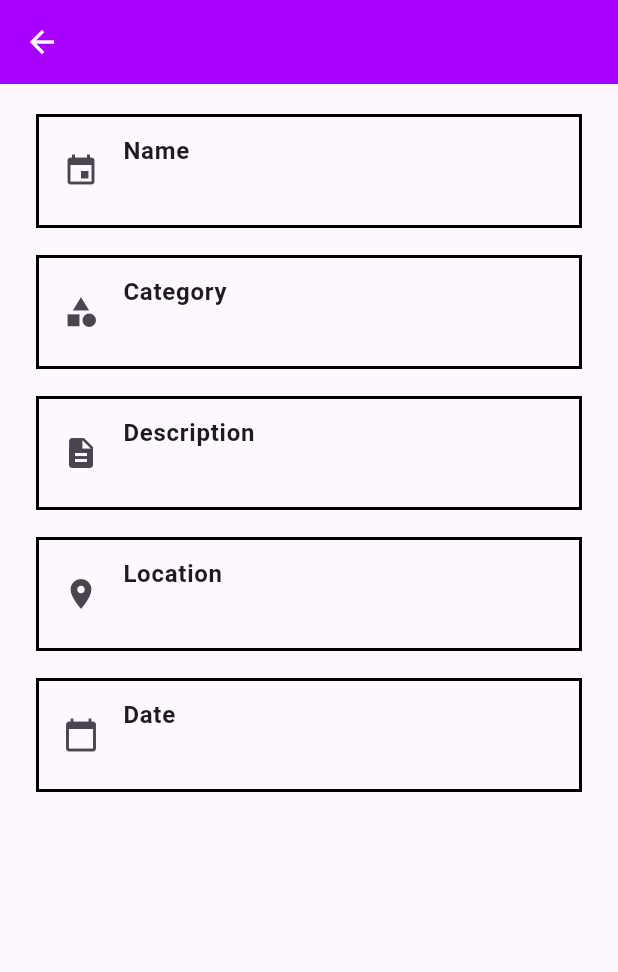
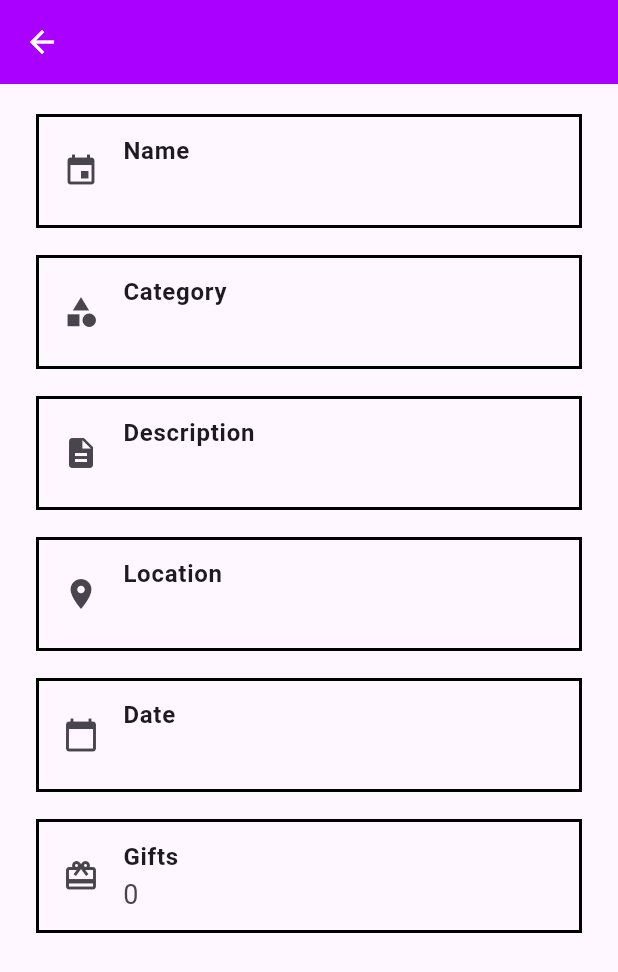
Before and after one commit to ShadyGirgis79/Hedieaty-Mobile-App, a Flutter app: the FriendsEventDetailsPage screen opened directly with empty values, on a phone screen of 412 x 824 dp. Shown: the top 972 px of the screen. Run offline on Flutter 3.47's test engine with Material 3 defaults, Android fonts, the phone set to English and light mode, and no system bars; our stand-ins replace connectivity_plus, firebase_auth, firebase_core, firebase_database, firebase_storage, image_picker and 1 more; accounts and stored records are empty.

Commit message:
Adding gift container in events details pages

```diff
--- a/lib/Events/FriendEvents/FriendsEventDetailsPage.dart
+++ b/lib/Events/FriendEvents/FriendsEventDetailsPage.dart
@@ -19,6 +19,7 @@ class _FriendsEventDetailsPageState extends State<FriendsEventDetailsPage> {
   late String Location;
   late String Status;
   late String Date;
+  late int giftsNumber;
   late int eventId;
 
   @override
@@ -32,6 +33,7 @@ class _FriendsEventDetailsPageState extends State<FriendsEventDetailsPage> {
     Status = widget.event.status;
     Date = widget.event.date;
     eventId = widget.event.id!;
+    giftsNumber = widget.event.gifts.length;
   }
 
   @override
@@ -52,6 +54,8 @@ class _FriendsEventDetailsPageState extends State<FriendsEventDetailsPage> {
             child: SingleChildScrollView(
               child: Column(
                 children: [
+
+                  //Container for Name
                   Container(
                     decoration:BoxDecoration(
                       //color: Colors.white,
@@ -77,6 +81,7 @@ class _FriendsEventDetailsPageState extends State<FriendsEventDetailsPage> {
 
                   const SizedBox(height: 10),
 
+                  //Container of Category
                   Container(
                     decoration:BoxDecoration(
                       //color: Colors.white,
@@ -128,6 +133,7 @@ class _FriendsEventDetailsPageState extends State<FriendsEventDetailsPage> {
 
                   const SizedBox(height: 10),
 
+                  //Container of location
                   Container(
                     decoration:BoxDecoration(
                       //color: Colors.white,
@@ -153,6 +159,7 @@ class _FriendsEventDetailsPageState extends State<FriendsEventDetailsPage> {
 
                   const SizedBox(height: 10),
 
+                  //Container of Date
                   Container(
                     decoration: BoxDecoration(
                       border: Border.all(
@@ -177,6 +184,35 @@ class _FriendsEventDetailsPageState extends State<FriendsEventDetailsPage> {
                       leading: const Icon(Icons.calendar_today),
                     ),
                   ),
+
+                  const SizedBox(height: 10),
+
+                  //Container of Gifts
+                  Container(
+                    decoration: BoxDecoration(
+                      border: Border.all(
+                        color: Colors.black,
+                        width: 2.0,
+                      ),
+                    ),
+                    margin: const EdgeInsets.symmetric(vertical: 4.0, horizontal: 8.0),
+                    child: ListTile(
+                      title: const Text(
+                        "Gifts",
+                        style: TextStyle(
+                          fontWeight: FontWeight.bold,
+                        ),
+                      ),
+                      subtitle: Text(
+                        "${giftsNumber}",
+                        style: const TextStyle(
+                          fontSize: 18,
+                        ),
+                      ),
+                      leading: const Icon(Icons.card_giftcard),
+                    ),
+                  ),
+
                   const SizedBox(height: 60),
                 ],
               ),
--- a/lib/Events/MyEvents/MyEventsPage.dart
+++ b/lib/Events/MyEvents/MyEventsPage.dart
@@ -2,6 +2,7 @@ import 'package:firebase_auth/firebase_auth.dart';
 import 'package:flutter/material.dart';
 import 'package:hedieaty/Controller/EventController.dart';
 import 'package:hedieaty/Controller/Functions/ShowMessage.dart';
+import 'package:hedieaty/Controller/GiftController.dart';
 import 'package:hedieaty/Events/MyEvents/AddEventPage.dart';
 import 'package:hedieaty/Events/MyEvents/MyEventDetailsPage.dart';
 import 'package:hedieaty/Gifts/MyGifts/MyGiftsPage.dart';
@@ -18,6 +19,7 @@ class _MyEventPageState extends State<MyEventPage> {
   final String currentUserID = FirebaseAuth.instance.currentUser!.uid;
   final EventController eventController = EventController();
   TextEditingController searchController = TextEditingController();
+  final GiftController giftController = GiftController();
   List<Event> events = [];
   List<Event> filteredEvents = [];
   String sortBy = 'name';
@@ -36,7 +38,17 @@ class _MyEventPageState extends State<MyEventPage> {
       filteredEvents = fetchedEvents ?? []; // Initially, all events are displayed
     });
 
+    fetchEventGifts(filteredEvents);
+  }
 
+  void fetchEventGifts(List<Event> events) async{
+    for (var event in events) {
+      final gifts = await giftController.giftsList(event.id!);
+
+      setState(() {
+        event.gifts = gifts!;
+      });
+    }
   }
 
   void sortEvents(String sortBy) {
```
Also changed, not shown: lib/Events/MyEvents/MyEventDetailsPage.dart (+34 -0 lines).
